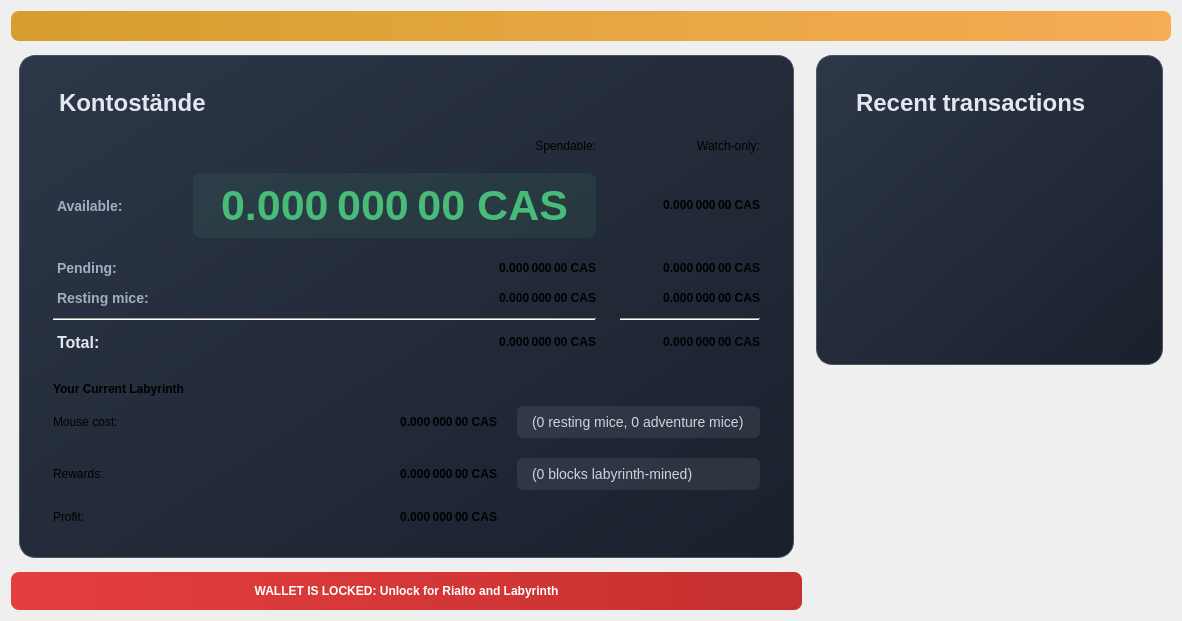
Before: the Qt Designer form src/qt/forms/overviewpage.ui in fromport/Cascoin, drawn with Qt 5.
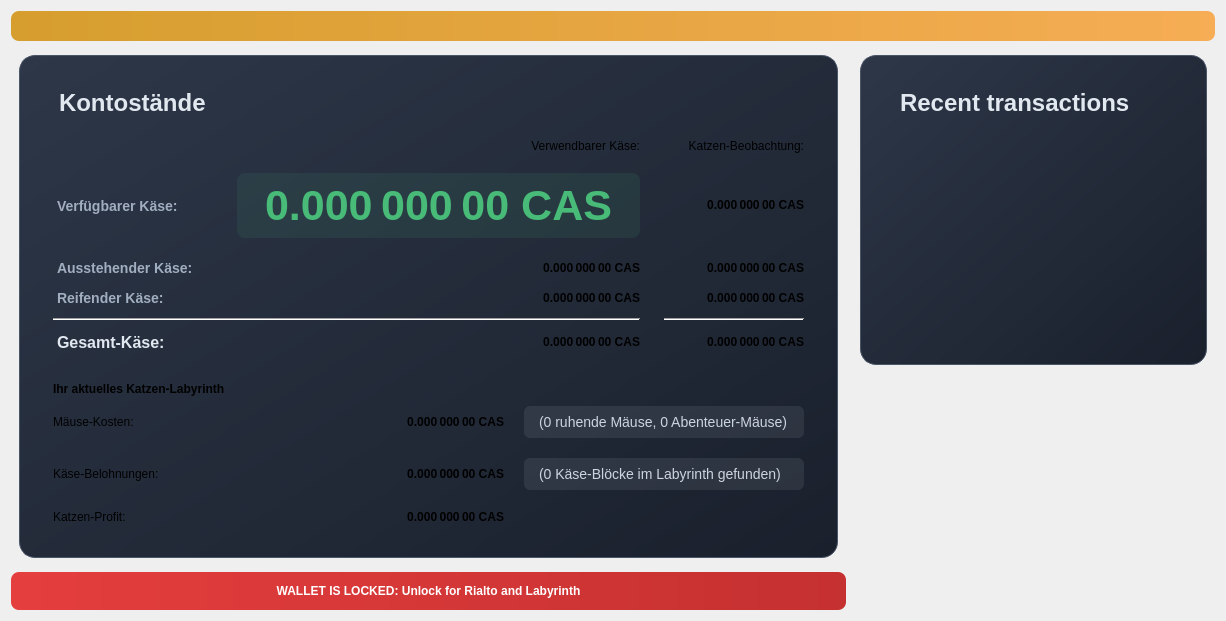
After: the same form once the commit is applied. Icons and pictures are not drawn.

Commit message: Translate overview page labels to German with cheese-related terminology

```diff
--- a/src/qt/forms/overviewpage.ui
+++ b/src/qt/forms/overviewpage.ui
@@ -239,7 +239,7 @@
                <string notr="true">QLabel { color: #e2e8f0; font-size: 16px; font-weight: bold; margin-right: 16px; }</string>
               </property>
               <property name="text">
-               <string>Total:</string>
+               <string>Gesamt-Käse:</string>
               </property>
              </widget>
             </item>
@@ -287,7 +287,7 @@
                <string notr="true">QLabel { color: #a0aec0; font-size: 14px; font-weight: bold; margin-right: 16px; }</string>
               </property>
               <property name="text">
-               <string>Resting mice:</string>
+               <string>Reifender Käse:</string>
               </property>
              </widget>
             </item>
@@ -344,7 +344,7 @@
             <item row="0" column="2">
              <widget class="QLabel" name="labelWatchonly">
               <property name="text">
-               <string>Watch-only:</string>
+               <string>Katzen-Beobachtung:</string>
               </property>
               <property name="alignment">
                <set>Qt::AlignRight|Qt::AlignTrailing|Qt::AlignVCenter</set>
@@ -357,7 +357,7 @@
                <string notr="true">QLabel { color: #a0aec0; font-size: 14px; font-weight: bold; margin-right: 16px; }</string>
               </property>
               <property name="text">
-               <string>Available:</string>
+               <string>Verfügbarer Käse:</string>
               </property>
              </widget>
             </item>
@@ -427,14 +427,14 @@
                <string notr="true">QLabel { color: #a0aec0; font-size: 14px; font-weight: bold; margin-right: 16px; }</string>
               </property>
               <property name="text">
-               <string>Pending:</string>
+               <string>Ausstehender Käse:</string>
               </property>
              </widget>
             </item>
             <item row="0" column="1">
              <widget class="QLabel" name="labelSpendable">
               <property name="text">
-               <string>Spendable:</string>
+               <string>Verwendbarer Käse:</string>
               </property>
               <property name="alignment">
                <set>Qt::AlignRight|Qt::AlignTrailing|Qt::AlignVCenter</set>
@@ -470,7 +470,7 @@
                </font>
               </property>
               <property name="text">
-               <string>Your Current Labyrinth</string>
+               <string>Ihr aktuelles Katzen-Labyrinth</string>
               </property>
              </widget>
             </item>
@@ -529,14 +529,14 @@
             <item row="2" column="0">
              <widget class="QLabel" name="profitLabel_2">
               <property name="text">
-               <string>Profit:</string>
+               <string>Katzen-Profit:</string>
               </property>
              </widget>
             </item>
             <item row="1" column="0">
              <widget class="QLabel" name="rewardsLabel">
               <property name="text">
-               <string>Rewards:</string>
+               <string>Käse-Belohnungen:</string>
               </property>
              </widget>
             </item>
@@ -591,7 +591,7 @@
             <item row="0" column="0">
              <widget class="QLabel" name="costLabel_2">
               <property name="text">
-               <string>Mouse cost:</string>
+               <string>Mäuse-Kosten:</string>
               </property>
              </widget>
             </item>
@@ -607,7 +607,7 @@
 }</string>
               </property>
               <property name="text">
-               <string>(0 resting mice, 0 adventure mice)</string>
+               <string>(0 ruhende Mäuse, 0 Abenteuer-Mäuse)</string>
               </property>
               <property name="alignment">
                <set>Qt::AlignLeft|Qt::AlignVCenter</set>
@@ -626,7 +626,7 @@
 }</string>
               </property>
               <property name="text">
-               <string>(0 blocks labyrinth-mined)</string>
+               <string>(0 Käse-Blöcke im Labyrinth gefunden)</string>
               </property>
               <property name="alignment">
                <set>Qt::AlignLeft|Qt::AlignVCenter</set>
```
The commit also changes 1 other file.
